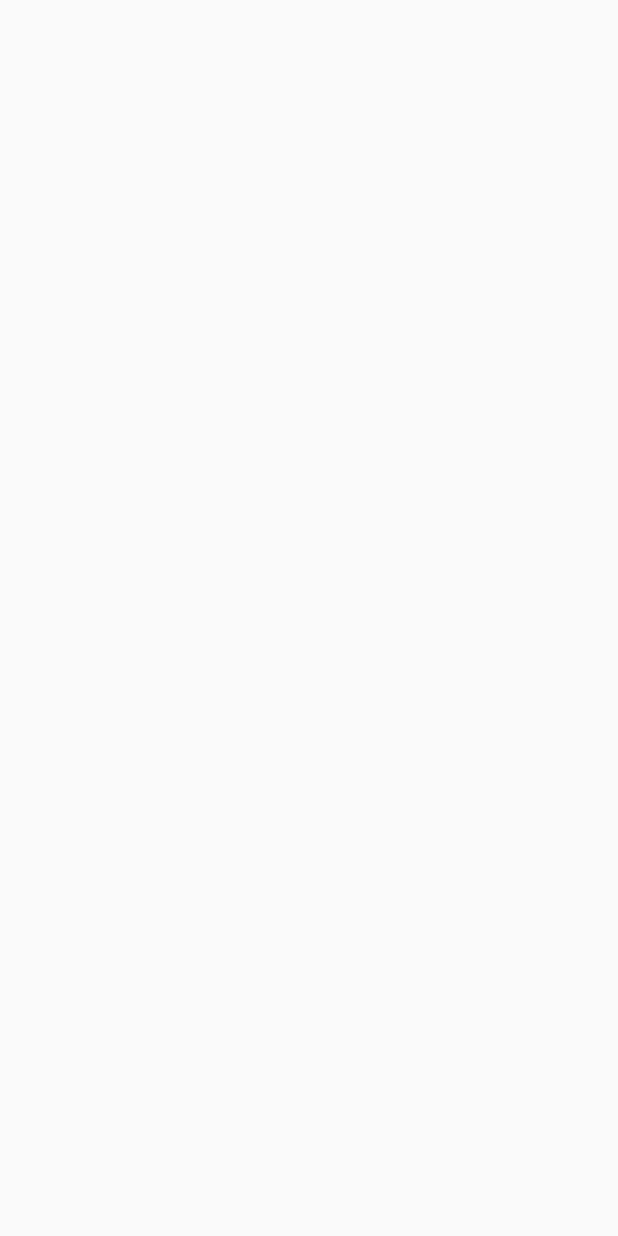
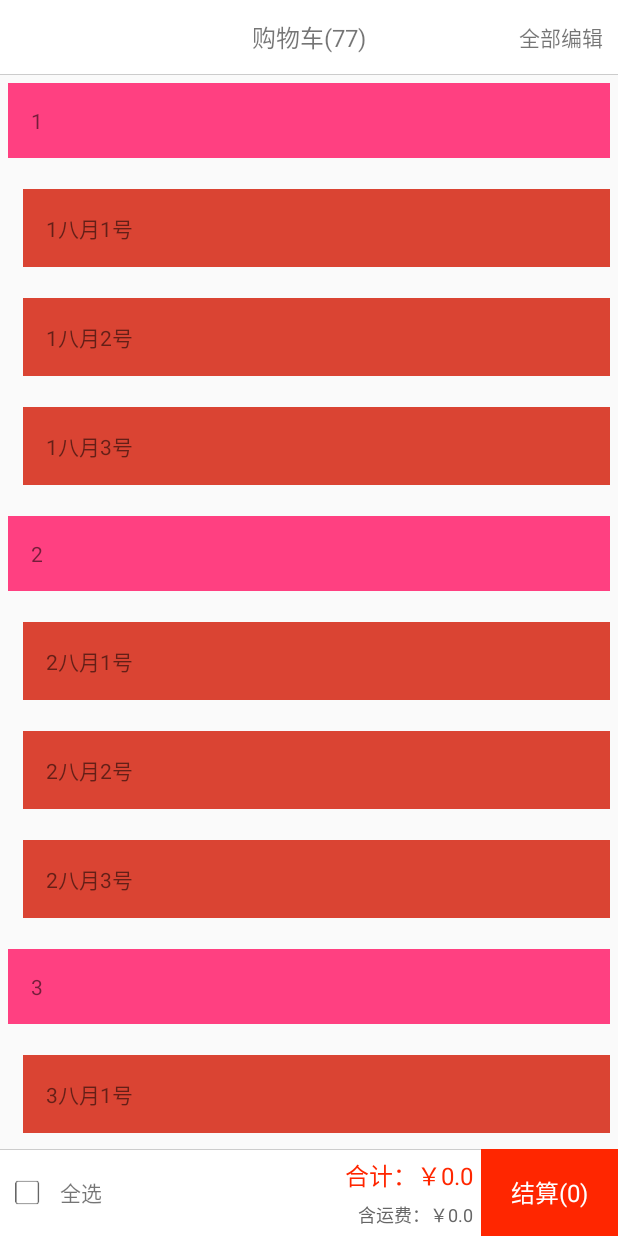
Before and after one commit to voidzero42/ShoppingCart, an Android app: the screen it shows after launch (ExpandableActivity before the commit, ShoppingCartActivity after it), on a phone screen of 412 x 824 dp. Before the commit the screen is empty. Run offline under Robolectric (Android 15) with nearby library versions, the phone set to English and light mode, and no system bars; our stand-ins replace ButterKnife.

Commit message:
放弃了RecyclerView，使用ExpandableListView。完成基础框架。

```diff
--- a/app/src/main/java/com/zerovoid/shoppingcart/activity/ExpandableActivity.java
+++ b/app/src/main/java/com/zerovoid/shoppingcart/activity/ExpandableActivity.java
@@ -2,9 +2,12 @@ package com.zerovoid.shoppingcart.activity;
 
 import android.app.Activity;
 import android.os.Bundle;
+import android.os.Handler;
+import android.os.Message;
 import android.widget.ExpandableListView;
 
 import com.zerovoid.shoppingcart.R;
+import com.zerovoid.shoppingcart.adapter.MyExpandableListAdapter;
 
 import java.util.ArrayList;
 
@@ -19,24 +22,49 @@ public class ExpandableActivity extends Activity {
     @Bind(R.id.expandableListView)
     ExpandableListView expandableListView;
     private ArrayList<String> mListGroup = new ArrayList<String>();
-    private ArrayList<String> mListChild = new ArrayList<String>();
+    private ArrayList<ArrayList<String>> mListChild = new ArrayList<ArrayList<String>>();
+//    private HashMap<String, ArrayList<String>> mChildMap = new HashMap<String, ArrayList<String>>();
 
     @Override
     protected void onCreate(Bundle savedInstanceState) {
         super.onCreate(savedInstanceState);
         setContentView(R.layout.activity_expandable);
         ButterKnife.bind(this);
+        initData();
         initView();
-        initData();
     }
 
     private void initView() {
+        expandableListView.setGroupIndicator(null);
+        expandableListView.setAdapter(new MyExpandableListAdapter(this, mListGroup, mListChild));
         expandAllGroup();
     }
 
     private void initData() {
+        mListGroup.add("1");
+        mListGroup.add("2");
+        mListGroup.add("3");
 
+        ArrayList<String> listChild1 = new ArrayList<String>();
+        listChild1.add("1八月1号");
+        listChild1.add("1八月2号");
+        listChild1.add("1八月3号");
+
+        ArrayList<String> listChild2 = new ArrayList<String>();
+        listChild2.add("2八月1号");
+        listChild2.add("2八月2号");
+        listChild2.add("2八月3号");
+
+        ArrayList<String> listChild3 = new ArrayList<String>();
+        listChild3.add("3八月1号");
+        listChild3.add("3八月2号");
+        listChild3.add("3八月3号");
+
+        mListChild.add(listChild1);
+        mListChild.add(listChild2);
+        mListChild.add(listChild3);
     }
+
 
     /**
      * 展开所有组
--- a/app/src/main/java/com/zerovoid/shoppingcart/activity/ShoppingCartActivity.java
+++ b/app/src/main/java/com/zerovoid/shoppingcart/activity/ShoppingCartActivity.java
@@ -4,8 +4,10 @@ import android.app.Activity;
 import android.os.Bundle;
 import android.support.v7.widget.LinearLayoutManager;
 import android.support.v7.widget.RecyclerView;
+import android.widget.ExpandableListView;
 
 import com.zerovoid.shoppingcart.R;
+import com.zerovoid.shoppingcart.adapter.MyExpandableListAdapter;
 import com.zerovoid.shoppingcart.adapter.MyRecyclerViewAdapter;
 
 import java.util.ArrayList;
@@ -14,10 +16,10 @@ import butterknife.Bind;
 import butterknife.ButterKnife;
 
 public class ShoppingCartActivity extends Activity {
-    @Bind(R.id.myRecyclerView)
-    RecyclerView myRecyclerView;
-
-    private ArrayList<String> mList = new ArrayList<String>();
+    @Bind(R.id.expandableListView)
+    ExpandableListView expandableListView;
+    private ArrayList<String> mListGroup = new ArrayList<String>();
+    private ArrayList<ArrayList<String>> mListChild = new ArrayList<ArrayList<String>>();
 
     @Override
     protected void onCreate(Bundle savedInstanceState) {
@@ -29,13 +31,43 @@ public class ShoppingCartActivity extends Activity {
     }
 
     private void initView() {
-        myRecyclerView.setLayoutManager(new LinearLayoutManager(this));
-        myRecyclerView.setAdapter(new MyRecyclerViewAdapter(this, mList));
+        expandableListView.setGroupIndicator(null);
+        expandableListView.setAdapter(new MyExpandableListAdapter(this, mListGroup, mListChild));
+        expandAllGroup();
     }
 
     private void initData() {
-        for (int i = 0; i < 50; i++) {
-            mList.add("我是item" + i);
+        mListGroup.add("1");
+        mListGroup.add("2");
+        mListGroup.add("3");
+
+        ArrayList<String> listChild1 = new ArrayList<String>();
+        listChild1.add("1八月1号");
+        listChild1.add("1八月2号");
+        listChild1.add("1八月3号");
+
+        ArrayList<String> listChild2 = new ArrayList<String>();
+        listChild2.add("2八月1号");
+        listChild2.add("2八月2号");
+        listChild2.add("2八月3号");
+
+        ArrayList<String> listChild3 = new ArrayList<String>();
+        listChild3.add("3八月1号");
+        listChild3.add("3八月2号");
+        listChild3.add("3八月3号");
+
+        mListChild.add(listChild1);
+        mListChild.add(listChild2);
+        mListChild.add(listChild3);
+    }
+
+
+    /**
+     * 展开所有组
+     */
+    private void expandAllGroup() {
+        for (int i = 0; i < mListGroup.size(); i++) {
+            expandableListView.expandGroup(i);
         }
     }
 
--- /dev/null
+++ b/app/src/main/java/com/zerovoid/shoppingcart/adapter/MyExpandableListAdapter.java
@@ -0,0 +1,110 @@
+package com.zerovoid.shoppingcart.adapter;
+
+import android.content.Context;
+import android.text.Layout;
+import android.util.Log;
+import android.view.LayoutInflater;
+import android.view.View;
+import android.view.ViewGroup;
+import android.widget.BaseExpandableListAdapter;
+import android.widget.TextView;
+
+import com.zerovoid.shoppingcart.R;
+
+import java.util.ArrayList;
+
+/**
+ * Created by 绯若虚无 on 2015/10/10.
+ */
+public class MyExpandableListAdapter extends BaseExpandableListAdapter {
+    private Context mContext;
+    private ArrayList<String> mListGroup;
+    private ArrayList<ArrayList<String>> mListChild;
+
+    public MyExpandableListAdapter(Context context, ArrayList<String> listGroup, ArrayList<ArrayList<String>> listChild) {
+        mContext = context;
+        mListChild = listChild;
+        mListGroup = listGroup;
+    }
+
+    @Override
+    public int getGroupCount() {
+        return mListGroup.size();
+    }
+
+    @Override
+    public int getChildrenCount(int i) {
+        return mListChild.size();
+    }
+
+    @Override
+    public Object getGroup(int i) {
+        return mListGroup.get(i);
+    }
+
+    @Override
+    public Object getChild(int i, int i1) {
+        return mListChild.get(i).get(i1);
+    }
+
+    @Override
+    public long getGroupId(int i) {
+        return 0;
+    }
+
+    @Override
+    public long getChildId(int i, int i1) {
+        return 0;
+    }
+
+    @Override
+    public boolean hasStableIds() {
+        return false;
+    }
+
+    @Override
+    public View getGroupView(int groupPosition, boolean isExpanded, View convertView, ViewGroup parent) {
+        GroupViewHolder holder = null;
+        if (convertView == null) {
+            holder = new GroupViewHolder();
+            convertView = LayoutInflater.from(mContext).inflate(R.layout.item_elv_group_test, parent, false);
+            holder.tvGroup = (TextView) convertView.findViewById(R.id.tvItemGroup);
+            convertView.setTag(holder);
+        } else {
+            holder = (GroupViewHolder) convertView.getTag();
+        }
+        holder.tvGroup.setText(mListGroup.get(groupPosition));
+        Log.e("MyExpandableAdapter", "group text=" + mListGroup.get(groupPosition));
+        return convertView;
+    }
+
+    @Override
+    public View getChildView(int groupPosition, int childPosition, boolean isLastChild, View convertView, ViewGroup parent) {
+        ChildViewHolder holder = null;
+        if (convertView == null) {
+            holder = new ChildViewHolder();
+            convertView = LayoutInflater.from(mContext).inflate(R.layout.item_elv_child_test, parent, false);
+            holder.tvChild = (TextView) convertView.findViewById(R.id.tvItemChild);
+            convertView.setTag(holder);
+        } else {
+            holder = (ChildViewHolder) convertView.getTag();
+        }
+        String text = mListChild.get(groupPosition).get(childPosition);
+        Log.e("MyExpandableAdapter", "child text=" + text);
+        holder.tvChild.setText(text);
+        return convertView;
+    }
+
+    @Override
+    public boolean isChildSelectable(int i, int i1) {
+        return false;
+    }
+
+    class GroupViewHolder {
+        TextView tvGroup;
+    }
+
+    class ChildViewHolder {
+        TextView tvChild;
+    }
+}
--- a/app/src/main/java/com/zerovoid/shoppingcart/adapter/MyRecyclerViewAdapter.java
+++ b/app/src/main/java/com/zerovoid/shoppingcart/adapter/MyRecyclerViewAdapter.java
@@ -16,7 +16,7 @@ import butterknife.Bind;
 import butterknife.ButterKnife;
 
 /**
- * Created by WuGefei on 2015/10/10.
+ * Created by 绯若虚无 on 2015/10/10.
  */
 public class MyRecyclerViewAdapter extends RecyclerView.Adapter<MyRecyclerViewAdapter.MyViewHolder> {
 
@@ -30,7 +30,7 @@ public class MyRecyclerViewAdapter extends RecyclerView.Adapter<MyRecyclerViewAd
 
     @Override
     public MyViewHolder onCreateViewHolder(ViewGroup parent, int viewType) {
-        MyViewHolder holder = new MyViewHolder(LayoutInflater.from(mContext).inflate(R.layout.item_rv_test, parent,false));
+        MyViewHolder holder = new MyViewHolder(LayoutInflater.from(mContext).inflate(R.layout.item_rv_test, parent, false));
         return holder;
     }
 
--- a/app/src/main/res/layout/activity_expandable.xml
+++ b/app/src/main/res/layout/activity_expandable.xml
@@ -1,17 +1,14 @@
 <?xml version="1.0" encoding="utf-8"?>
 <LinearLayout
     xmlns:android="http://schemas.android.com/apk/res/android"
-    xmlns:tools="http://schemas.android.com/tools"
     android:layout_width="match_parent"
     android:layout_height="match_parent"
-    android:fitsSystemWindows="true"
-    tools:context="com.zerovoid.shoppingcart.activity.ExpandableActivity">
+    >
 
 
     <ExpandableListView
-        android:layout_width="wrap_content"
+        android:id="@+id/expandableListView"
+        android:layout_width="match_parent"
         android:layout_height="wrap_content"
-        android:id="@+id/expandableListView"
-        android:layout_weight="1"
         android:dividerHeight="10dp"/>
 </LinearLayout>
--- a/app/src/main/res/layout/activity_shopping_cart.xml
+++ b/app/src/main/res/layout/activity_shopping_cart.xml
@@ -40,15 +40,13 @@
             android:background="#CCC"/>
     </RelativeLayout>
 
-
-    <android.support.v7.widget.RecyclerView
-        android:id="@+id/myRecyclerView"
-        android:background="@color/colorPrimaryDark"
+    <ExpandableListView
+        android:id="@+id/expandableListView"
         android:layout_width="match_parent"
-        android:layout_height="match_parent"
+        android:layout_height="wrap_content"
         android:layout_above="@+id/rlBottomBar"
         android:layout_below="@+id/rlTitleBar"
-        />
+        android:dividerHeight="10dp"/>
 
     <RelativeLayout
         android:id="@+id/rlBottomBar"
--- /dev/null
+++ b/app/src/main/res/layout/item_elv_child_test.xml
@@ -0,0 +1,18 @@
+<?xml version="1.0" encoding="utf-8"?>
+<LinearLayout xmlns:android="http://schemas.android.com/apk/res/android"
+              android:layout_width="match_parent"
+              android:layout_height="match_parent">
+
+    <TextView
+        android:id="@+id/tvItemChild"
+        android:layout_width="match_parent"
+        android:layout_height="wrap_content"
+        android:layout_marginBottom="5dp"
+        android:layout_marginLeft="15dp"
+        android:layout_marginRight="5dp"
+        android:layout_marginTop="5dp"
+
+        android:background="#DA4433"
+        android:padding="15dp"
+        android:text="New Text"/>
+</LinearLayout>
--- /dev/null
+++ b/app/src/main/res/layout/item_elv_group_test.xml
@@ -0,0 +1,14 @@
+<?xml version="1.0" encoding="utf-8"?>
+<LinearLayout xmlns:android="http://schemas.android.com/apk/res/android"
+              android:layout_width="match_parent"
+              android:layout_height="match_parent">
+
+    <TextView
+        android:id="@+id/tvItemGroup"
+        android:layout_width="match_parent"
+        android:layout_height="wrap_content"
+        android:layout_margin="5dp"
+        android:background="@color/colorAccent"
+        android:padding="15dp"
+        android:text="New Text"/>
+</LinearLayout>
```
Also changed, not shown: app/src/main/AndroidManifest.xml (+10 -9 lines).
